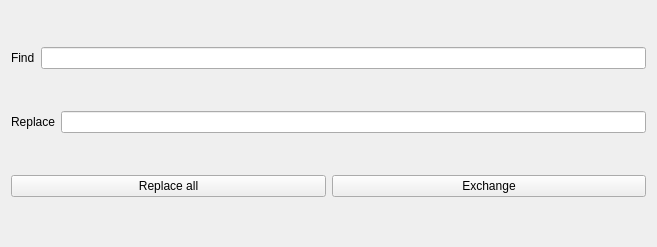
First picture: the form in src/widgets/searchwidget.ui, repository N1vn0vem8er/8080ide, before the edit.
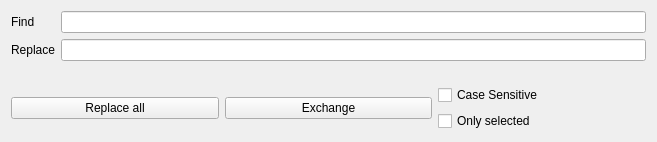
Second picture: the form after the edit.

```diff
--- a/src/widgets/searchwidget.ui
+++ b/src/widgets/searchwidget.ui
@@ -7,37 +7,33 @@
     <x>0</x>
     <y>0</y>
     <width>657</width>
-    <height>247</height>
+    <height>142</height>
    </rect>
   </property>
   <property name="windowTitle">
    <string>Form</string>
   </property>
-  <layout class="QVBoxLayout" name="verticalLayout">
+  <layout class="QVBoxLayout" name="verticalLayout" stretch="1,0">
    <item>
-    <layout class="QHBoxLayout" name="horizontalLayout">
-     <item>
+    <layout class="QFormLayout" name="formLayout">
+     <item row="0" column="0">
       <widget class="QLabel" name="label">
        <property name="text">
         <string>Find</string>
        </property>
       </widget>
      </item>
-     <item>
+     <item row="0" column="1">
       <widget class="QLineEdit" name="searchField"/>
      </item>
-    </layout>
-   </item>
-   <item>
-    <layout class="QHBoxLayout" name="horizontalLayout_2">
-     <item>
+     <item row="1" column="0">
       <widget class="QLabel" name="label_2">
        <property name="text">
         <string>Replace</string>
        </property>
       </widget>
      </item>
-     <item>
+     <item row="1" column="1">
       <widget class="QLineEdit" name="replaceField"/>
      </item>
     </layout>
@@ -58,6 +54,24 @@
        </property>
       </widget>
      </item>
+     <item>
+      <layout class="QVBoxLayout" name="verticalLayout_2">
+       <item>
+        <widget class="QCheckBox" name="caseSensitiveCheckBox">
+         <property name="text">
+          <string>Case Sensitive</string>
+         </property>
+        </widget>
+       </item>
+       <item>
+        <widget class="QCheckBox" name="onlySelectedCheckBox">
+         <property name="text">
+          <string>Only selected</string>
+         </property>
+        </widget>
+       </item>
+      </layout>
+     </item>
     </layout>
    </item>
   </layout>
```
